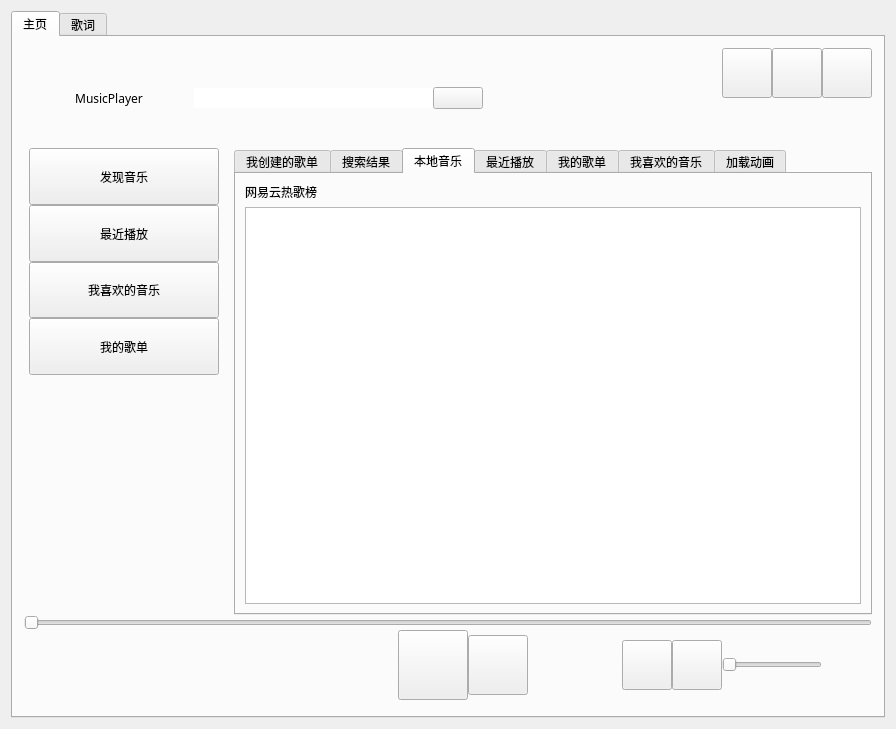
Old version of the form haomusic.ui in the repository hhhyxy/MusicPlayer-in-Qt-Plus.
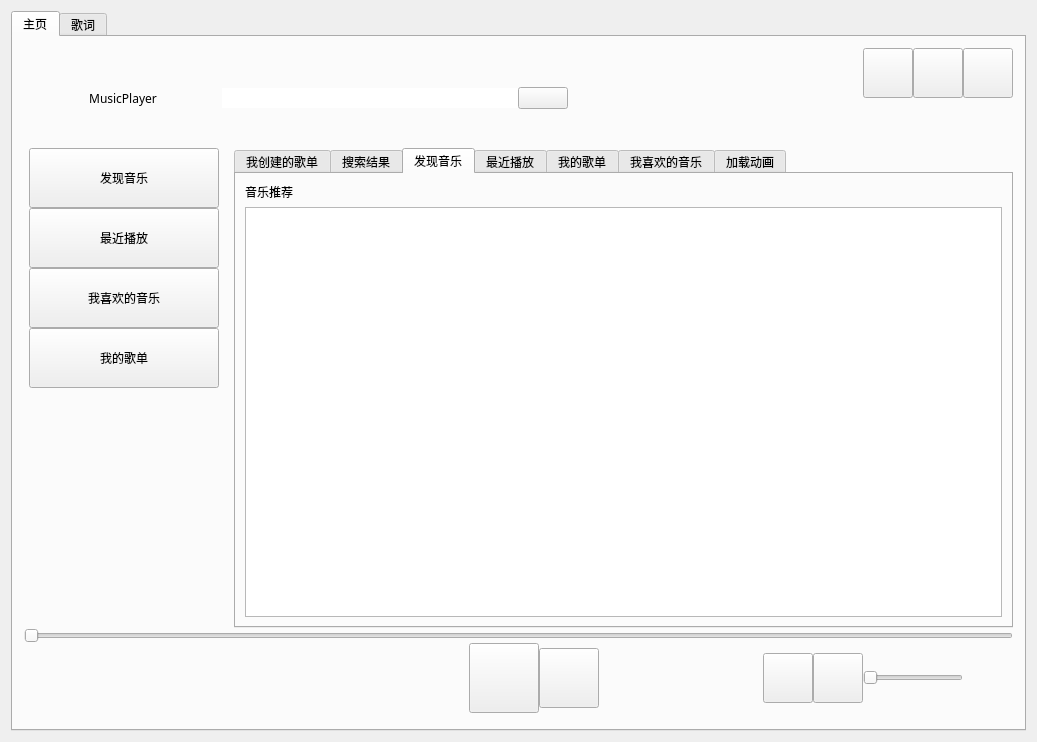
New version of the form. The open tabs and pages were chosen to show the change. Icons and pictures are not drawn. Custom widgets are drawn as their Qt base class.

```diff
--- a/haomusic.ui
+++ b/haomusic.ui
@@ -9,8 +9,8 @@
    <rect>
     <x>0</x>
     <y>0</y>
-    <width>896</width>
-    <height>720</height>
+    <width>1037</width>
+    <height>742</height>
    </rect>
   </property>
   <property name="windowTitle">
@@ -742,13 +742,13 @@
                </widget>
                <widget class="QWidget" name="tab_localmusic">
                 <attribute name="title">
-                 <string>本地音乐</string>
+                 <string>发现音乐</string>
                 </attribute>
                 <layout class="QVBoxLayout" name="verticalLayout_11">
                  <item>
                   <widget class="QLabel" name="label_local">
                    <property name="text">
-                    <string>网易云热歌榜</string>
+                    <string>音乐推荐</string>
                    </property>
                    <property name="margin">
                     <number>2</number>
@@ -1459,7 +1459,7 @@
                 <item alignment="Qt::AlignVCenter">
                  <widget class="CustomSlider" name="horizontalSlider_volume">
                   <property name="sizePolicy">
-                   <sizepolicy hsizetype="Fixed" vsizetype="Expanding">
+                   <sizepolicy hsizetype="Fixed" vsizetype="Preferred">
                     <horstretch>0</horstretch>
                     <verstretch>0</verstretch>
                    </sizepolicy>
@@ -1467,7 +1467,7 @@
                   <property name="minimumSize">
                    <size>
                     <width>100</width>
-                    <height>50</height>
+                    <height>60</height>
                    </size>
                   </property>
                   <property name="maximumSize">
```
Left out of the diff: 2 changed lines with no effect on the pictures.
